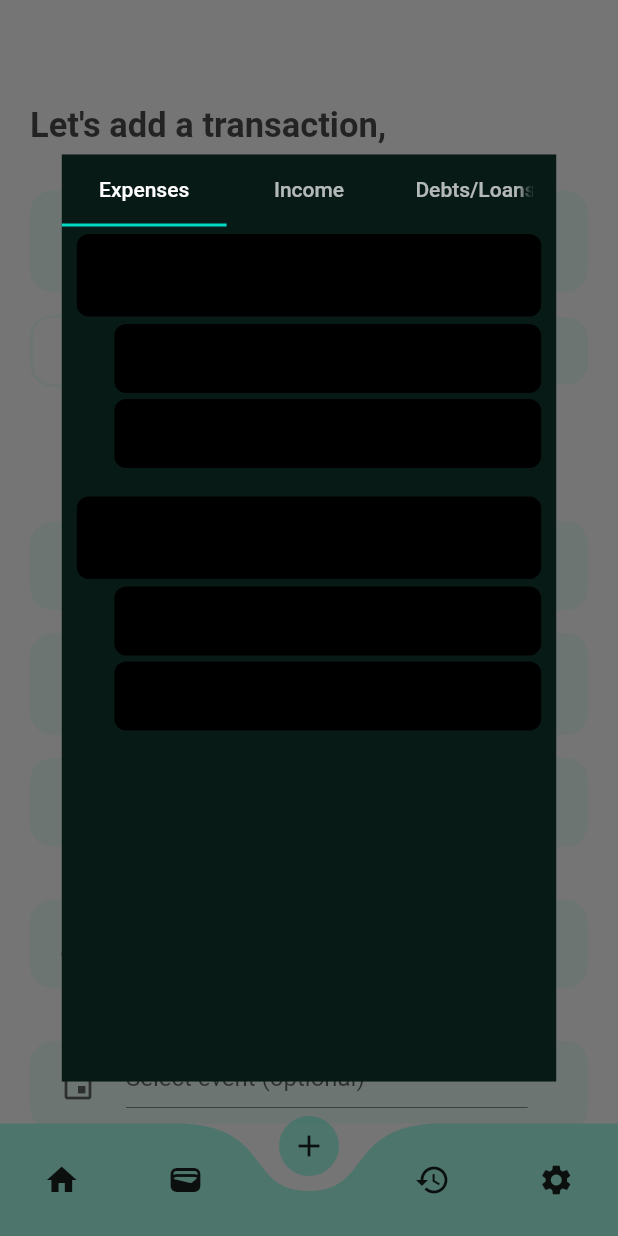
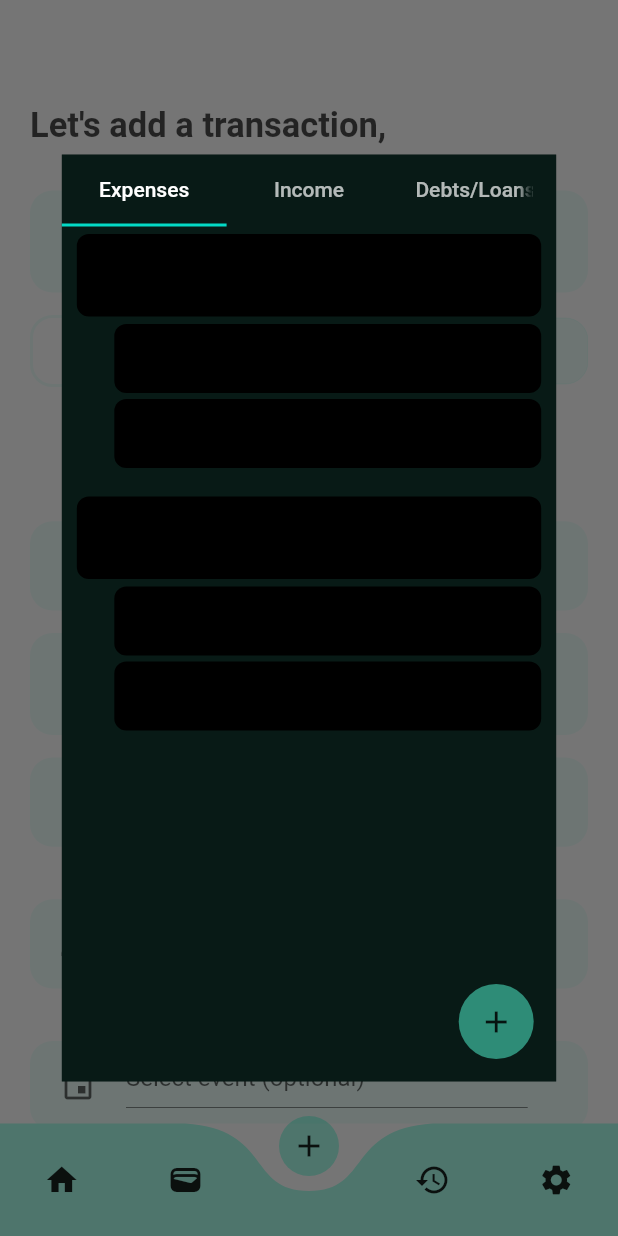
Before and after one commit to movinsilva/money_manager, a Flutter app: the HomePage screen opened by its route, item 3 of the bottom bar chosen, after a tap on "Select Category", on a phone screen of 412 x 824 dp. Run offline on Flutter 3.47's test engine with Material 2 defaults, Android fonts, the phone set to English and light mode, and no system bars; drawn by our look-alikes of curved_navigation_bar; our stand-ins replace fl_chart, local_auth, sqflite; accounts and stored records are empty.

Commit message:
add categories page created

```diff
--- a/lib/pages/categories_popup_card.dart
+++ b/lib/pages/categories_popup_card.dart
@@ -1,5 +1,7 @@
 import 'package:flutter/material.dart';
+import 'package:provider/provider.dart';
 
+import '../utilities/bottom_nav_info.dart';
 import '../utilities/my_themes.dart';
 
 
@@ -21,7 +23,10 @@ class _CategoriesPopupCardState extends State<CategoriesPopupCard> with TickerPr
       child: Hero(
         tag: "add-category-hero",
         child: SingleChildScrollView(
-          child: Container(
+          child: Stack(
+            children: [
+
+              Container(
                 height: size.height*0.75,
                 width: size.width*0.8,
                 decoration: BoxDecoration(
@@ -55,6 +60,28 @@ class _CategoriesPopupCardState extends State<CategoriesPopupCard> with TickerPr
                     ],
                   ),
                 ),
+              ),
+              Positioned(
+                bottom: 15,
+                right: 15,
+                child: GestureDetector(
+                  onTap: () {
+                    var bottomNavInfo = Provider.of<BottomNavInfo>(context, listen: false);
+                    bottomNavInfo.updateSubIndex(1);
+                    Navigator.pop(context);
+                  },
+                  child: Container(
+                    child: Center(child: Icon(Icons.add),),
+                    width: 50,
+                    height: 50,
+                    decoration: BoxDecoration(
+                      color: MyThemes.tColor,
+                      borderRadius: BorderRadius.circular(50)
+                    ),
+                  ),
+                ),
+              ),
+            ],
           ),
         ),
       ),
--- a/lib/pages/home_page.dart
+++ b/lib/pages/home_page.dart
@@ -3,6 +3,7 @@ import 'dart:ui';
 import 'package:curved_navigation_bar/curved_navigation_bar.dart';
 import 'package:flutter/material.dart';
 import 'package:money_manager/data/pie_chart_data.dart';
+import 'package:money_manager/pages/add_category_page.dart';
 import 'package:money_manager/pages/add_transaction.dart';
 import 'package:money_manager/pages/dashboard_container.dart';
 import 'package:money_manager/pages/expect_container.dart';
@@ -65,9 +66,11 @@ Widget bottomNav(int i, int k) {
     case 2:
       switch (k) {
         case 1:
+          return AddCategoryPage();
+        default:
+          return AddTransaction();
 
       }
-      return AddTransaction();
     case 3:
       return ExpectContainer();
     case 4:
```
Also changed, not shown: lib/pages/add_category_page.dart (added, +14 -0 lines). Lines whose indentation alone changed are shown as unchanged.
